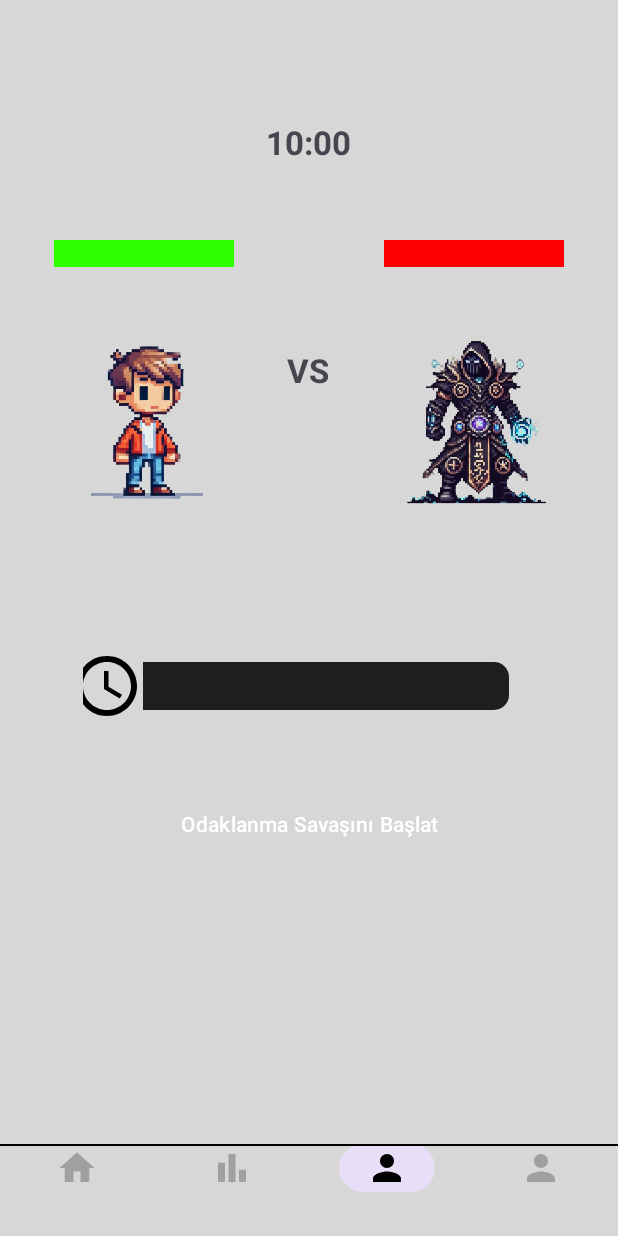
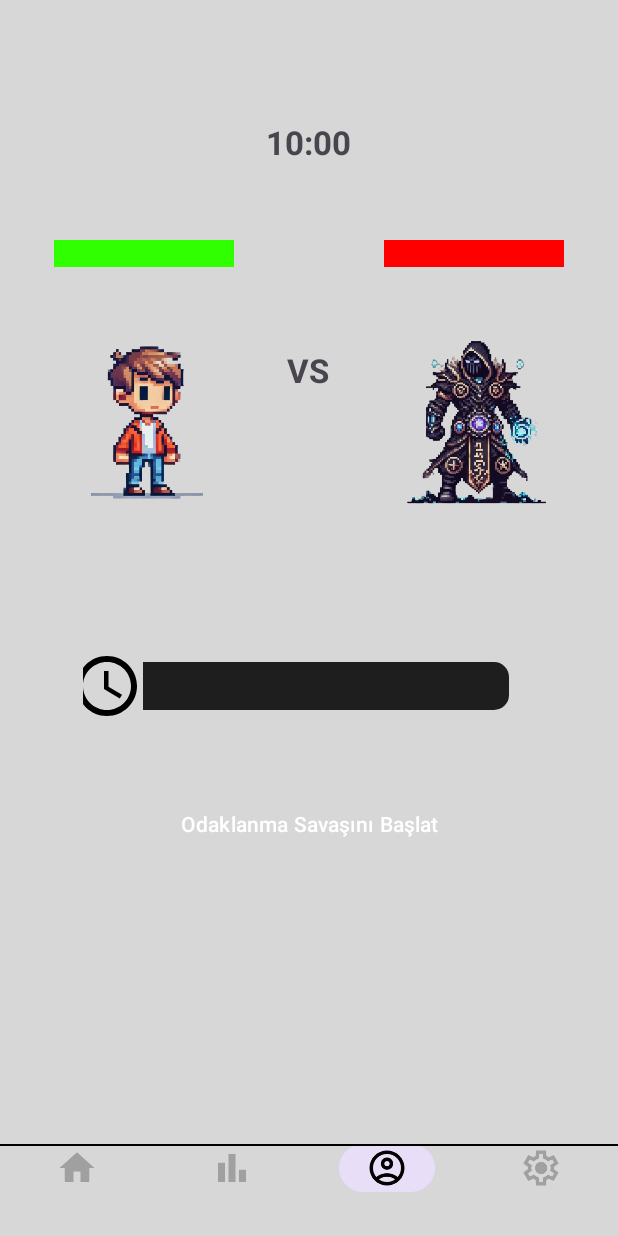
Before and after one commit to Keexplorer/Mobile_Application_WarOfFocus, an Android app: the FocusFragment screen opened through its navigation route, item 3 of the bottom bar chosen, on a phone screen of 412 x 824 dp. Run offline under Robolectric (Android 15) with nearby library versions, the phone set to English and light mode, and no system bars; Roboto replaces fonts that are not available here.

Commit message:
birkaç düzeltme

```diff
--- a/app/src/main/java/com/example/focusapp2/MainActivity.kt
+++ b/app/src/main/java/com/example/focusapp2/MainActivity.kt
@@ -15,6 +15,6 @@ class MainActivity : AppCompatActivity() {
 //            val systemBars = insets.getInsets(WindowInsetsCompat.Type.systemBars())
 //            v.setPadding(systemBars.left, systemBars.top, systemBars.right, systemBars.bottom)
 //            insets
-//        }
+//       }
     }
 }
--- a/app/src/main/java/com/example/focusapp2/ui/fragment/FocusFragment.kt
+++ b/app/src/main/java/com/example/focusapp2/ui/fragment/FocusFragment.kt
@@ -18,7 +18,7 @@ class FocusFragment : Fragment() {
 
     val stepSize = 5
     private var isAppInBg =false
-    private var time :Int =2
+    private var time :Int =10
     private lateinit var binding: FragmentFocusBinding
     override fun onCreateView(inflater: LayoutInflater, container: ViewGroup?, savedInstanceState: Bundle?
     ): View? {
@@ -50,7 +50,7 @@ class FocusFragment : Fragment() {
                 override fun onTick(p0: Long) {
                     val f = DecimalFormat("00")
 
-                    val min = (p0 / 60000) % 60
+                    val min = (p0 / 60000)
                     val sec = (p0 / 1000) % 60
 
                     binding.txtTime.setText(f.format(min)+":"+f.format(sec))
--- a/app/src/main/res/menu/menu_tasarim.xml
+++ b/app/src/main/res/menu/menu_tasarim.xml
@@ -8,9 +8,9 @@
         android:icon="@drawable/baseline_bar_chart_24"
         android:title="İstatistik" />
     <item
-        android:icon="@drawable/baseline_person_24"
+        android:icon="@drawable/gperson"
         android:title="Profil" />
     <item
-        android:icon="@drawable/baseline_person_24"
+        android:icon="@drawable/gsettings"
         android:title="Ornek" />
 </menu>
--- a/app/src/main/res/navigation/main_nav.xml
+++ b/app/src/main/res/navigation/main_nav.xml
@@ -37,5 +37,8 @@
     <fragment
         android:id="@+id/focusFragment"
         android:name="com.example.focusapp2.ui.fragment.FocusFragment"
-        android:label="FocusFragment" />
+        android:label="FocusFragment"
+        tools:layout="@layout/fragment_focus">
+
+    </fragment>
 </navigation>
```
